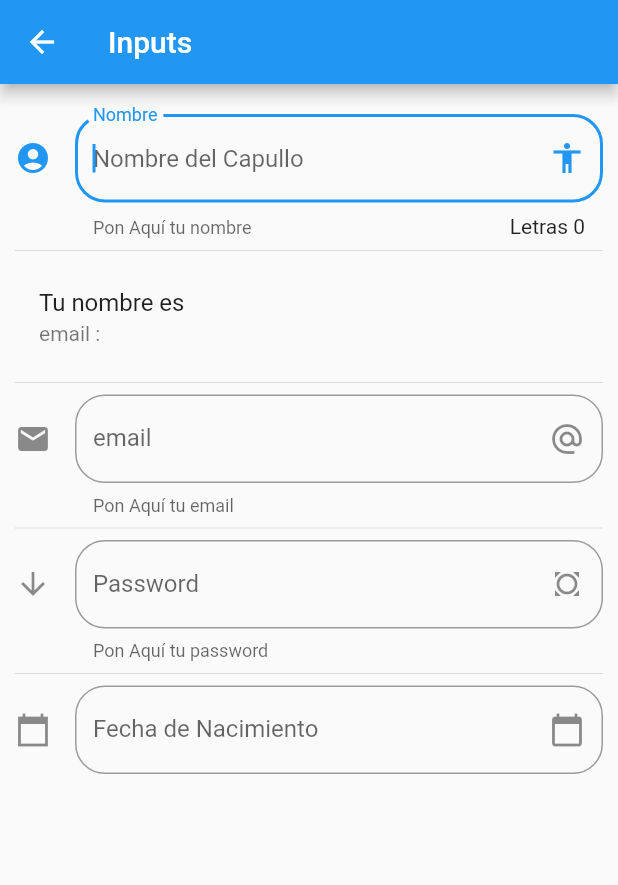
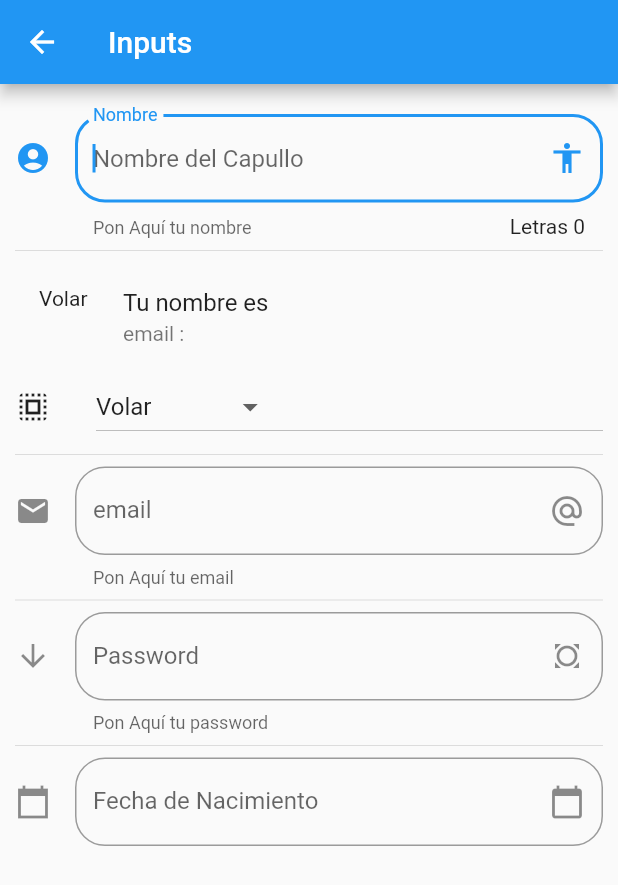
Before and after one commit to DavidAbellan/componentsExercise, a Flutter app: the InputPage screen opened by its route, on a phone screen of 412 x 824 dp. Shown: the top 885 px of the screen. Run offline on Flutter 3.47's test engine with Material 2 defaults, Android fonts, the phone set to English and light mode, and no system bars.

```diff
--- a/jsonFilesData/menu_opts.json
+++ b/jsonFilesData/menu_opts.json
@@ -25,6 +25,11 @@
             "ruta" : "inputs",
             "icon" : "input",
             "texto": "Inputs"
+        },
+        {
+            "ruta" : "slider",
+            "icon" : "tune",
+            "texto": "Sliders"
         }
     ]
 }
--- a/lib/src/pages/input_page.dart
+++ b/lib/src/pages/input_page.dart
@@ -7,8 +7,18 @@ class InputPage extends StatefulWidget {
 
 class _InputPageState extends State<InputPage> {
   String _nombre = '';
+  //opcion seleccionada debe existir en la lista _poderes
+  String _opcionSeleccionadaDropDown = 'Volar';
   String _email = '';
   String _fecha = '';
+  List<String> _poderes = [
+    'Volar',
+    'Correr',
+    'Nadar',
+    'Bucear',
+    'Pringar',
+    'SuperAliento'
+  ];
   //para que permanezca la fecha en el textfield de fechas
   TextEditingController _inputFieldDataController = new TextEditingController();
 
@@ -24,12 +34,13 @@ class _InputPageState extends State<InputPage> {
           _crearInput(),
           Divider(),
           _crearPersona(),
+          _crearDropDown(),
           Divider(),
           _crearEmail(),
           Divider(),
           _crearPassword(),
           Divider(),
-          _crearFecha(context)
+          _crearFecha(context),
         ],
       ),
     );
@@ -55,6 +66,7 @@ class _InputPageState extends State<InputPage> {
     return ListTile(
       title: Text('Tu nombre es $_nombre'),
       subtitle: Text('email : $_email'),
+      leading: Text(_opcionSeleccionadaDropDown),
     );
   }
 
@@ -122,4 +134,31 @@ class _InputPageState extends State<InputPage> {
       });
     }
   }
+
+  List<DropdownMenuItem<String>> _getOpcionesDropDown() {
+    List<DropdownMenuItem<String>> lista = new List();
+    _poderes.forEach((element) =>
+        lista.add(DropdownMenuItem(child: Text(element), value: element)));
+    return lista;
+  }
+
+  Widget _crearDropDown() {
+    return Row(
+      children: [
+        Icon(Icons.select_all),
+        SizedBox(
+          width: 30,
+        ),
+        Expanded(
+            child: DropdownButton(
+                value: _opcionSeleccionadaDropDown,
+                items: _getOpcionesDropDown(),
+                onChanged: (opcionSeleccionada) {
+                  setState(() {
+                    _opcionSeleccionadaDropDown = opcionSeleccionada;
+                  });
+                }))
+      ],
+    );
+  }
 }
--- a/lib/src/routes/routes.dart
+++ b/lib/src/routes/routes.dart
@@ -1,6 +1,7 @@
 import 'package:componentes/src/pages/animatde_container.dart';
 import 'package:componentes/src/pages/card_page.dart';
 import 'package:componentes/src/pages/input_page.dart';
+import 'package:componentes/src/pages/slider_page.dart';
 import 'package:flutter/cupertino.dart';
 
 import 'package:componentes/src/pages/alert_page.dart';
@@ -16,6 +17,7 @@ Map<String, WidgetBuilder> getApplicationRoutes() {
     'avatar': (context) => AvatarPage(),
     'card': (context) => CardPage(),
     'animatedContainer': (context) => AnimatedContainerPage(),
-    'inputs': (context) => InputPage()
+    'inputs': (context) => InputPage(),
+    'slider': (context) => SliderPage()
   };
 }
--- a/lib/src/utils/icon_string_util.dart
+++ b/lib/src/utils/icon_string_util.dart
@@ -5,7 +5,8 @@ final _icons = <String, IconData>{
   'accessibility': Icons.accessibility,
   'folder_open': Icons.folder_open,
   'donut_large': Icons.donut_large,
-  'input': Icons.input
+  'input': Icons.input,
+  'tune': Icons.tune
 };
 
 Icon getIcon(String nombreIcono) {
```
Also changed, not shown: lib/src/pages/slider_page.dart (added, +73 -0 lines).
